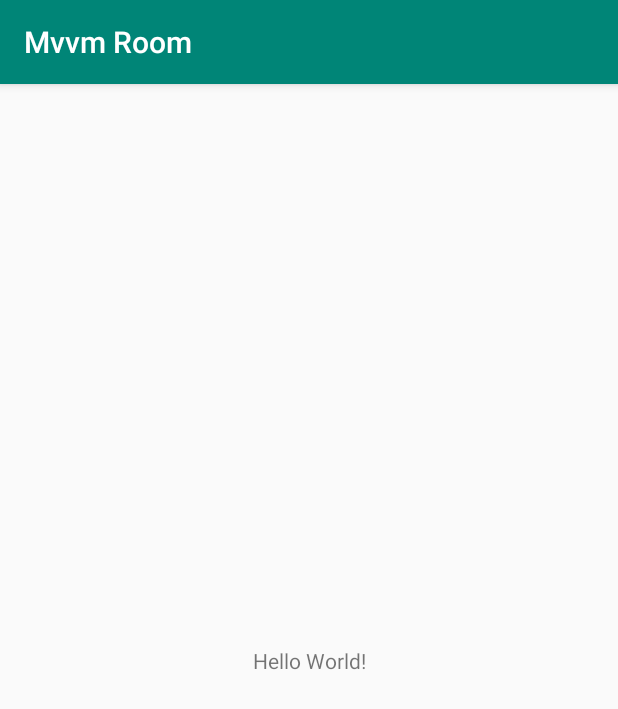
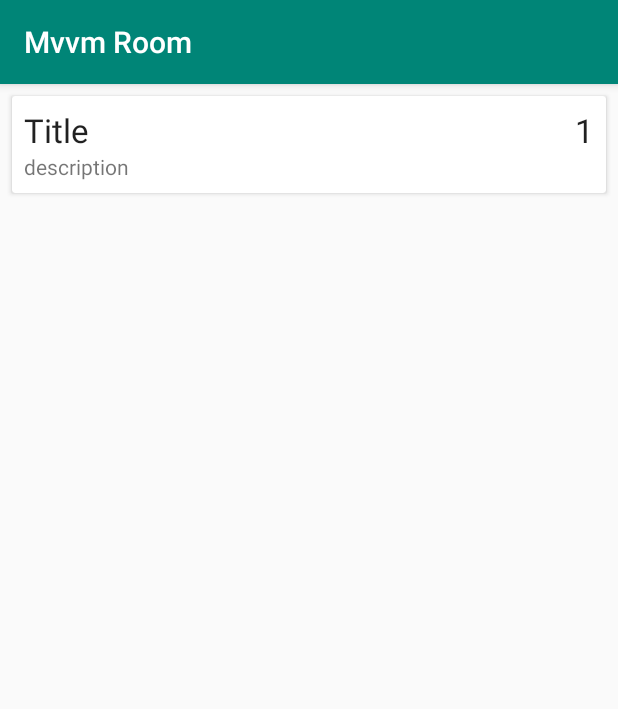
Before and after one commit to xsadra/mvvm-room, an Android app: the screen it shows after launch (MainActivity), on a phone screen of 412 x 824 dp. Shown: the top 709 px of the screen. Run offline under Robolectric (Android 15) with nearby library versions, the phone set to English and light mode, and no system bars; our stand-ins replace Room's generated code.

Commit message:
Refactor Main Activity to Load Data into RecyclerView

```diff
--- a/app/src/main/java/at/sadra/apps/mvvmroom/activity/MainActivity.java
+++ b/app/src/main/java/at/sadra/apps/mvvmroom/activity/MainActivity.java
@@ -7,30 +7,38 @@ import java.util.List;
 import androidx.appcompat.app.AppCompatActivity;
 import androidx.lifecycle.Observer;
 import androidx.lifecycle.ViewModelProviders;
+import androidx.recyclerview.widget.LinearLayoutManager;
+import androidx.recyclerview.widget.RecyclerView;
 import at.sadra.apps.mvvmroom.R;
+import at.sadra.apps.mvvmroom.adapter.NoteAdapter;
 import at.sadra.apps.mvvmroom.app.App;
 import at.sadra.apps.mvvmroom.model.Note;
 import at.sadra.apps.mvvmroom.viewmodel.NoteViewModel;
 
 public class MainActivity extends AppCompatActivity {
 
-    private NoteViewModel noteViewModel;
-
     @Override
     protected void onCreate(Bundle savedInstanceState) {
-        super.onCreate(savedInstanceState);
+        super.onCreate(savedInstanceState );
         setContentView(R.layout.activity_main);
         initialize();
+
     }
 
     private void initialize() {
 
-        noteViewModel = ViewModelProviders.of(this).get(NoteViewModel.class);
+        RecyclerView noteRecyclerView = findViewById(R.id.note_recycler_view);
+        noteRecyclerView.setLayoutManager(new LinearLayoutManager(this));
+        noteRecyclerView.setHasFixedSize(true);
+
+        final NoteAdapter adapter = new NoteAdapter();
+        noteRecyclerView.setAdapter(adapter);
+
+        NoteViewModel noteViewModel = ViewModelProviders.of(this).get(NoteViewModel.class);
         noteViewModel.getAllNote().observe(this, new Observer<List<Note>>() {
             @Override
             public void onChanged(List<Note> notes) {
-                // TODO: update RecyclerView
-                App.toast(MainActivity.this, App.Message.ON_CHANGED);
+                adapter.setNotes(notes);
             }
         });
     }
--- a/app/src/main/res/layout/activity_main.xml
+++ b/app/src/main/res/layout/activity_main.xml
@@ -1,18 +1,14 @@
 <?xml version="1.0" encoding="utf-8"?>
-<androidx.constraintlayout.widget.ConstraintLayout xmlns:android="http://schemas.android.com/apk/res/android"
-    xmlns:app="http://schemas.android.com/apk/res-auto"
+<androidx.coordinatorlayout.widget.CoordinatorLayout xmlns:android="http://schemas.android.com/apk/res/android"
     xmlns:tools="http://schemas.android.com/tools"
     android:layout_width="match_parent"
     android:layout_height="match_parent"
     tools:context=".activity.MainActivity">
 
-    <TextView
-        android:layout_width="wrap_content"
-        android:layout_height="wrap_content"
-        android:text="Hello World!"
-        app:layout_constraintBottom_toBottomOf="parent"
-        app:layout_constraintLeft_toLeftOf="parent"
-        app:layout_constraintRight_toRightOf="parent"
-        app:layout_constraintTop_toTopOf="parent" />
+    <androidx.recyclerview.widget.RecyclerView
+        android:id="@+id/note_recycler_view"
+        android:layout_width="match_parent"
+        android:layout_height="match_parent"
+        tools:listitem="@layout/note_item"/>
 
-</androidx.constraintlayout.widget.ConstraintLayout>
+</androidx.coordinatorlayout.widget.CoordinatorLayout>
```
